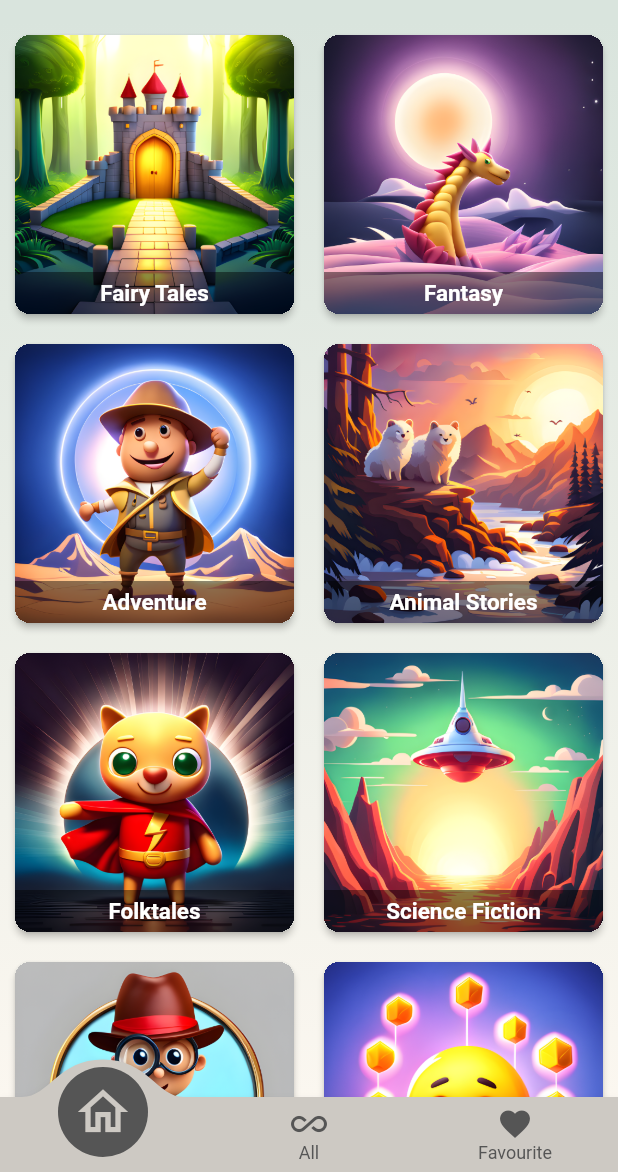
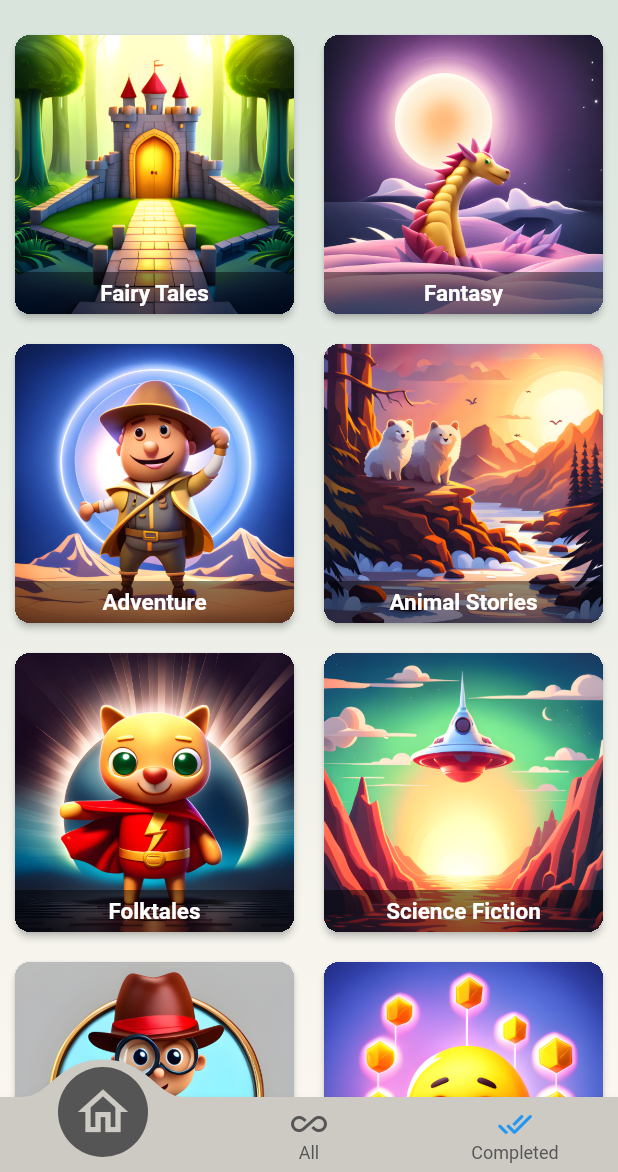
Before and after one commit to muthumala19/kids_stories, a Flutter app: the screen it shows once a user with an empty profile is signed in, on a phone screen of 412 x 824 dp, the part 64-1236 px from its top. Run offline on Flutter 3.47's test engine with Material 2 defaults, Android fonts, the phone set to English and light mode, and no system bars; drawn by our look-alikes of convex_bottom_bar; our stand-ins replace animated_text_kit, cloud_firestore, firebase_auth, firebase_core, flutter_riverpod, google_fonts and 2 more; accounts and stored records are empty.

Commit message:
Remove "Favourites" Tab to implement "Completed" tab

```diff
--- a/lib/screens/categories_screen.dart
+++ b/lib/screens/categories_screen.dart
@@ -46,7 +46,7 @@ class _CategoryScreenState extends ConsumerState<CategoriesScreen> {
         }
       case 2:
         {
-          activeAppBarTitle = "Favourites";
+          activeAppBarTitle = "Completed";
           activeContent = StoriesScreen(
             backgroundColor: Theme.of(context).colorScheme.secondaryContainer,
             list: const [],
--- a/lib/widgets/bottom_navigation_bar_widget.dart
+++ b/lib/widgets/bottom_navigation_bar_widget.dart
@@ -22,7 +22,7 @@ class _BottomNavigationTabsState extends ConsumerState<BottomNavigationTabs> {
       items: const [
         TabItem(icon: Icons.home_outlined, title: 'Home'),
         TabItem(icon: Icons.all_inclusive_outlined, title: 'All'),
-        TabItem(icon: Icons.favorite, title: 'Favourite'),
+        TabItem(icon: Icon(Icons.done_all_rounded,color: Colors.blue), title: 'Completed'),
       ],
       onTap: (index) {
         setState(
```
